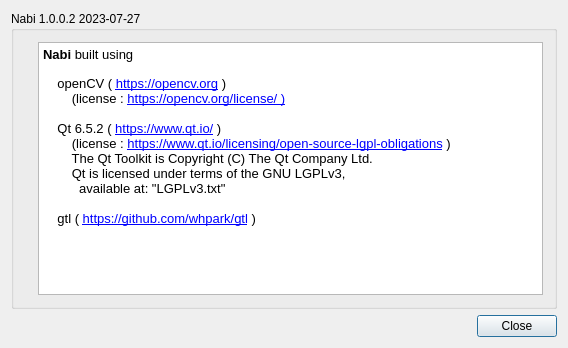
Before: the Qt Designer form src/Nabi/AboutDlg.ui in whpark/Nabi, drawn with Qt 5.
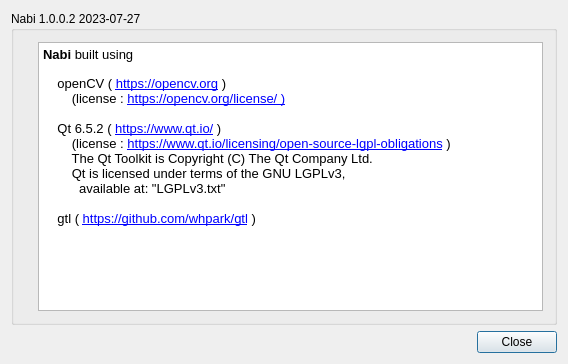
After: the same form once the commit is applied. Icons and pictures are not drawn.

```diff
--- a/src/Nabi/AboutDlg.ui
+++ b/src/Nabi/AboutDlg.ui
@@ -7,7 +7,7 @@
     <x>0</x>
     <y>0</y>
     <width>568</width>
-    <height>348</height>
+    <height>364</height>
    </rect>
   </property>
   <property name="windowTitle">
```
Left out of the diff: 12 changed lines with no effect on the pictures.
